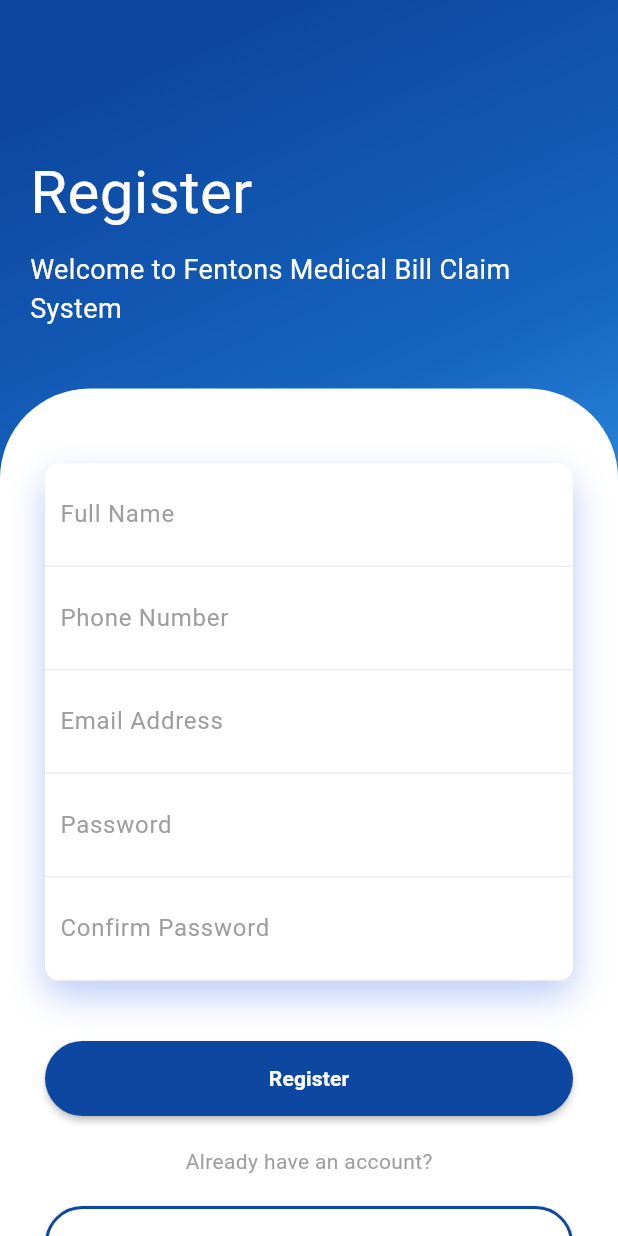
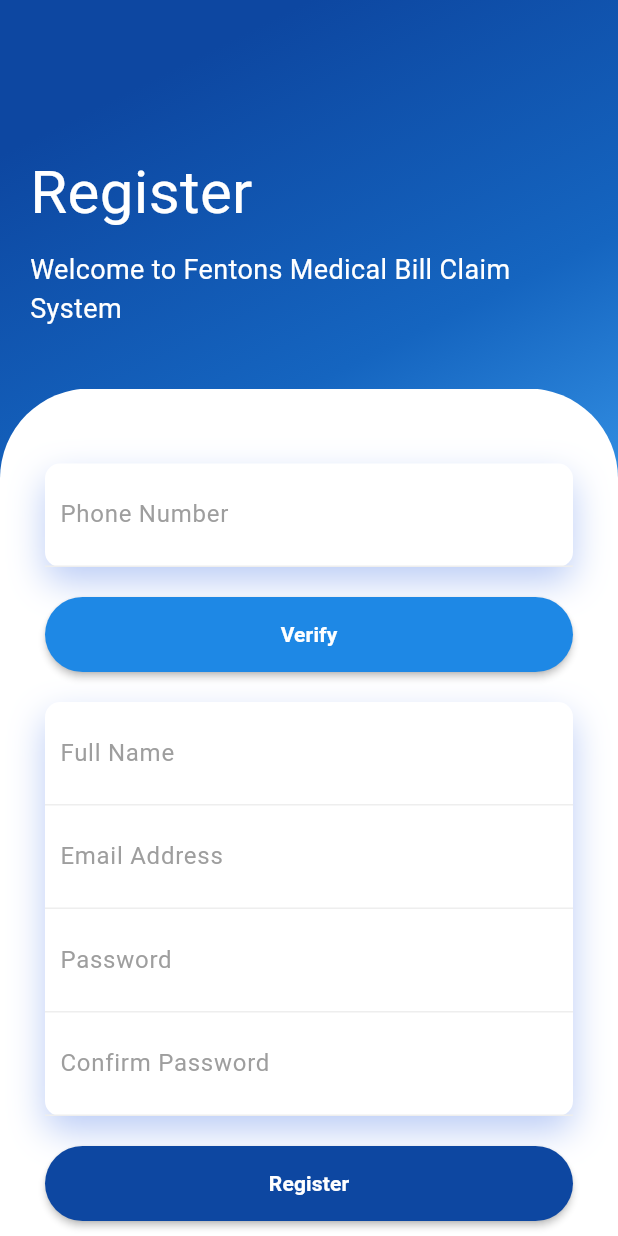
Before and after one commit to ranaweerasc65/flutter_project_hayleys, a Flutter app: the RegisterScreen screen opened directly, on a phone screen of 412 x 824 dp. Run offline on Flutter 3.47's test engine with Material 3 defaults, Android fonts, the phone set to English and light mode, and no system bars; our stand-ins replace animate_do; network calls fail.

Commit message:
03/12/2024

```diff
--- a/lib/home_page.dart
+++ b/lib/home_page.dart
@@ -1,4 +1,5 @@
 import 'package:flutter/material.dart';
+import 'package:flutter_project_hayleys/login_screen.dart';
 
 class HomeScreen extends StatelessWidget {
   const HomeScreen({super.key});
@@ -10,6 +11,21 @@
         elevation: 0,
         backgroundColor: Colors.transparent,
         automaticallyImplyLeading: false,
+        actions: [
+          TextButton.icon(
+            onPressed: () {
+              // Navigate to LoginScreen
+              Navigator.of(context).pushReplacement(
+                MaterialPageRoute(builder: (context) => const LoginScreen()),
+              );
+            },
+            icon: const Icon(Icons.logout, color: Colors.black),
+            label: const Text(
+              'Logout',
+              style: TextStyle(color: Colors.black),
+            ),
+          ),
+        ],
       ),
       body: Padding(
         padding: const EdgeInsets.all(16.0),
--- a/lib/login_screen.dart
+++ b/lib/login_screen.dart
@@ -70,6 +70,7 @@
   @override
   Widget build(BuildContext context) {
     return Scaffold(
+      resizeToAvoidBottomInset: true,
       body: Container(
         width: double.infinity,
         decoration: BoxDecoration(
@@ -109,12 +110,15 @@
             ),
             SizedBox(height: 20),
             Expanded(
+                child: SingleChildScrollView(
               child: Container(
                 decoration: BoxDecoration(
                     color: Colors.white,
                     borderRadius: BorderRadius.only(
                         topLeft: Radius.circular(60),
-                        topRight: Radius.circular(60))),
+                        topRight: Radius.circular(60),
+                        bottomLeft: Radius.circular(60),
+                        bottomRight: Radius.circular(60))),
                 child: Padding(
                   padding: EdgeInsets.all(30),
                   child: Column(
@@ -256,7 +260,7 @@
                   ),
                 ),
               ),
-            )
+            ))
           ],
         ),
       ),
--- a/lib/register_screen.dart
+++ b/lib/register_screen.dart
@@ -2,7 +2,7 @@
 import 'package:flutter/material.dart';
 import 'package:flutter_project_hayleys/login_screen.dart';
 import 'package:http/http.dart' as http;
-import 'package:getwidget/getwidget.dart';
+
 import 'package:animate_do/animate_do.dart';
 
 class RegisterScreen extends StatefulWidget {
@@ -73,20 +73,15 @@
   @override
   Widget build(BuildContext context) {
     return Scaffold(
-      body: SingleChildScrollView(
-        // Wrap the entire body in SingleChildScrollView
-        child: Container(
+      resizeToAvoidBottomInset: true,
+      body: Container(
         width: double.infinity,
         decoration: BoxDecoration(
-            gradient: LinearGradient(
-              begin: Alignment.topCenter,
-              colors: [
+            gradient: LinearGradient(begin: Alignment.topCenter, colors: [
           Colors.blue.shade900,
           Colors.blue.shade800,
           Colors.blue.shade400
-              ],
-            ),
-          ),
+        ])),
         child: Column(
           crossAxisAlignment: CrossAxisAlignment.start,
           children: <Widget>[
@@ -115,14 +110,16 @@
               ),
             ),
             SizedBox(height: 20),
-              Container(
+            Expanded(
+                child: SingleChildScrollView(
+              child: Container(
                 decoration: BoxDecoration(
                     color: Colors.white,
                     borderRadius: BorderRadius.only(
                         topLeft: Radius.circular(60),
                         topRight: Radius.circular(60),
-                  ),
-                ),
+                        bottomLeft: Radius.circular(60),
+                        bottomRight: Radius.circular(60))),
                 child: Padding(
                   padding: EdgeInsets.all(30),
                   child: Column(
@@ -144,8 +141,59 @@
                           ),
                           child: Column(
                             children: <Widget>[
+                              buildTextField("Phone Number", obscureText: true),
+
+                              //buildTextField("Full Name" ),
+                              //buildTextField("Email Address",obscureText: true),
+                              //buildTextField("Password", obscureText: true),
+                              //buildTextField("Confirm Password",obscureText: true),
+                            ],
+                          ),
+                        ),
+                      ),
+                      SizedBox(height: 20),
+
+                      // phone number verification button
+                      FadeInUp(
+                        duration: Duration(milliseconds: 1600),
+                        child: MaterialButton(
+                          onPressed: () {},
+                          height: 50,
+                          color: Colors.blue[600],
+                          shape: RoundedRectangleBorder(
+                            borderRadius: BorderRadius.circular(50),
+                          ),
+                          child: Center(
+                            child: Text(
+                              "Verify",
+                              style: TextStyle(
+                                color: Colors.white,
+                                fontWeight: FontWeight.bold,
+                              ),
+                            ),
+                          ),
+                        ),
+                      ),
+
+                      SizedBox(height: 20),
+
+                      FadeInUp(
+                        duration: Duration(milliseconds: 1400),
+                        child: Container(
+                          decoration: BoxDecoration(
+                            color: Colors.white,
+                            borderRadius: BorderRadius.circular(10),
+                            boxShadow: [
+                              BoxShadow(
+                                color: Color.fromRGBO(27, 86, 225, 0.298),
+                                blurRadius: 20,
+                                offset: Offset(0, 10),
+                              ),
+                            ],
+                          ),
+                          child: Column(
+                            children: <Widget>[
                               buildTextField("Full Name"),
-                              buildTextField("Phone Number", obscureText: true),
                               buildTextField("Email Address",
                                   obscureText: true),
                               buildTextField("Password", obscureText: true),
@@ -155,7 +203,7 @@
                           ),
                         ),
                       ),
-                      SizedBox(height: 40),
+                      SizedBox(height: 20),
                       FadeInUp(
                         duration: Duration(milliseconds: 1600),
                         child: MaterialButton(
@@ -218,8 +266,8 @@
                   ),
                 ),
               ),
+            ))
           ],
-          ),
         ),
       ),
     );
```
Lines whose indentation alone changed are shown as unchanged.
